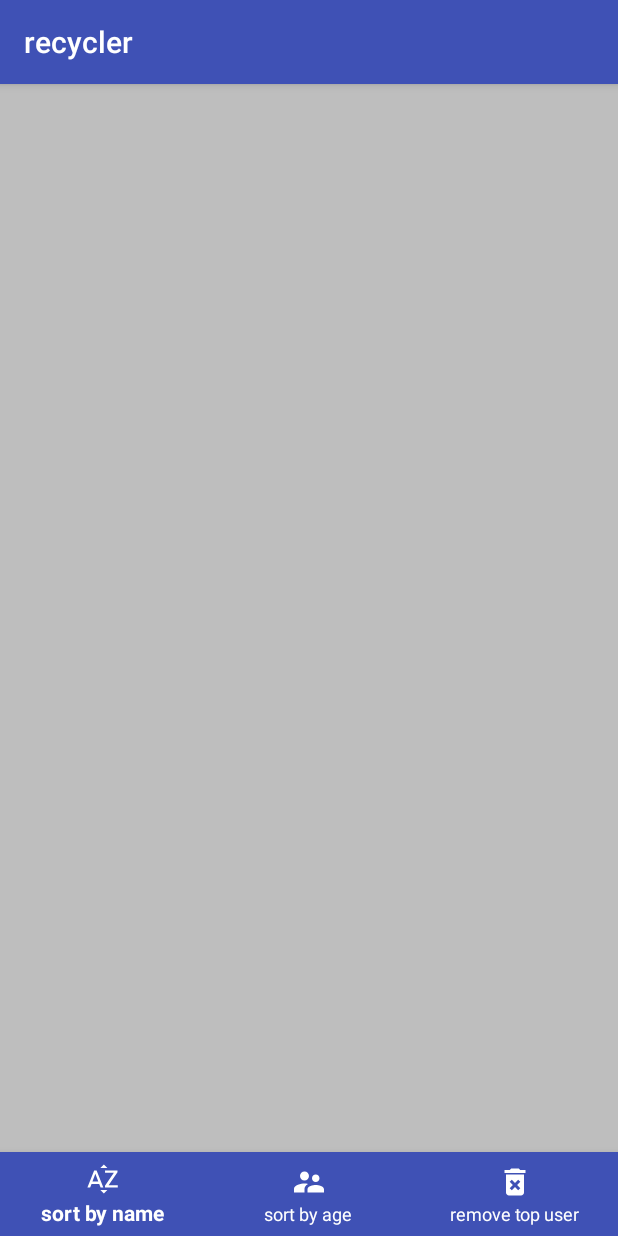
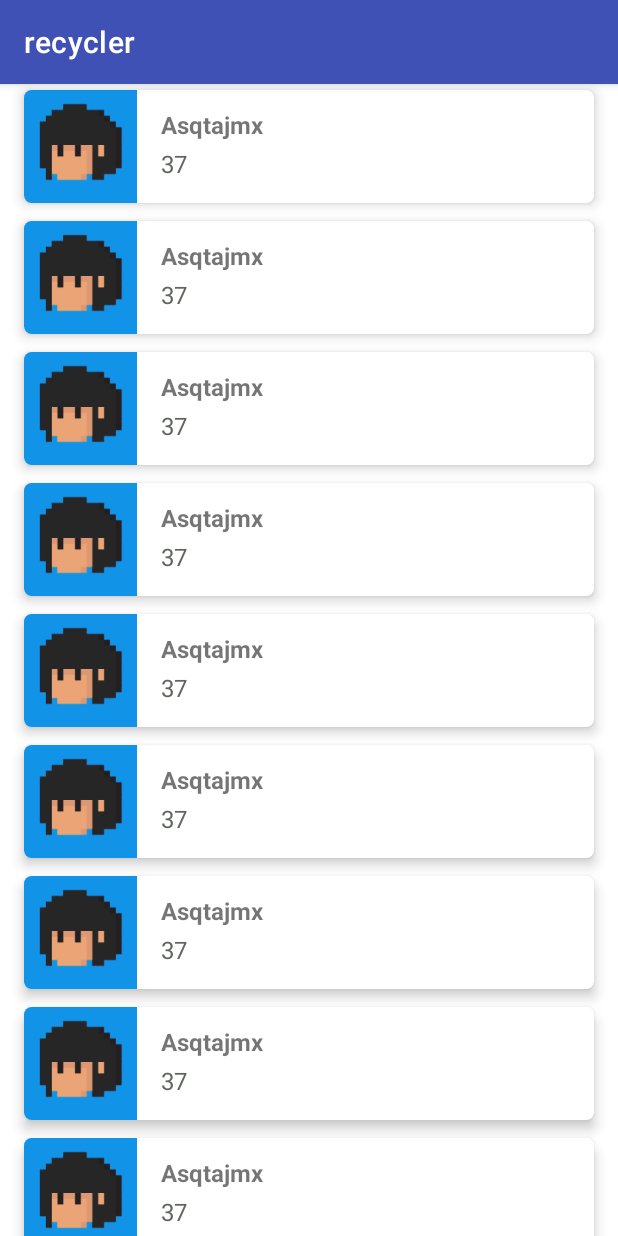
Before and after one commit to ziginsider/recyclerViewImplementation, an Android app: the screen it shows after launch (MainActivity), on a phone screen of 412 x 824 dp. Run offline under Robolectric (Android 15) with nearby library versions, the phone set to English and light mode, and no system bars.

Commit message:
Add UserAdapter and UserViewHolder, temporary remove BottomNavigationView

```diff
--- a/app/src/main/java/io/ziginsider/github/MainActivity.kt
+++ b/app/src/main/java/io/ziginsider/github/MainActivity.kt
@@ -1,9 +1,15 @@
 package io.ziginsider.github
 
+import android.os.Bundle
 import androidx.appcompat.app.AppCompatActivity
-import android.os.Bundle
+import androidx.recyclerview.widget.LinearLayoutManager
+import io.ziginsider.github.adapter.UserAdapter
 import io.ziginsider.github.databinding.ActivityMainBinding
+import io.ziginsider.github.stub.DataProvider
 
+/**
+ * Represents screen with list of [User]s.
+ */
 class MainActivity : AppCompatActivity() {
 
     private lateinit var binding: ActivityMainBinding
@@ -12,10 +18,15 @@ class MainActivity : AppCompatActivity() {
         super.onCreate(savedInstanceState)
         binding = ActivityMainBinding.inflate(layoutInflater)
         val view = binding.root
-        setContentView(R.layout.activity_main)
+        setContentView(view)
+
+        val users = DataProvider().data
+        val userAdapter = UserAdapter(users)
 
         binding.listOfUsers.apply {
-
+            setHasFixedSize(true)
+            layoutManager = LinearLayoutManager(context)
+            adapter = userAdapter
         }
     }
 }
--- /dev/null
+++ b/app/src/main/java/io/ziginsider/github/adapter/UserAdapter.kt
@@ -0,0 +1,27 @@
+package io.ziginsider.github.adapter
+
+import android.view.LayoutInflater
+import android.view.ViewGroup
+import androidx.recyclerview.widget.RecyclerView
+import io.ziginsider.github.databinding.UserItemBinding
+import io.ziginsider.github.model.User
+
+/**
+ * RecyclerView adapter for list of [User]s.
+ */
+class UserAdapter(private val users: List<User>) : RecyclerView.Adapter<UserViewHolder>() {
+
+    override fun onCreateViewHolder(parent: ViewGroup, viewType: Int): UserViewHolder {
+        val layoutInflater = LayoutInflater.from(parent.context)
+        val binding = UserItemBinding.inflate(layoutInflater, parent, false)
+        return UserViewHolder(binding)
+    }
+
+    override fun onBindViewHolder(holder: UserViewHolder, position: Int) {
+        holder.bind(users[position])
+    }
+
+    override fun getItemCount(): Int {
+        return users.size
+    }
+}
--- /dev/null
+++ b/app/src/main/java/io/ziginsider/github/adapter/UserViewHolder.kt
@@ -0,0 +1,39 @@
+package io.ziginsider.github.adapter
+
+import androidx.recyclerview.widget.RecyclerView
+import io.ziginsider.github.R
+import io.ziginsider.github.databinding.UserItemBinding
+import io.ziginsider.github.model.User
+
+/**
+ * RecyclerView ViewHolder for [User].
+ */
+class UserViewHolder(private val userItemBinding: UserItemBinding) :
+    RecyclerView.ViewHolder(userItemBinding.root) {
+
+    fun bind(user: User) {
+        userItemBinding.apply {
+            userName.text = user.name
+            userAge.text = user.age.toString()
+            userPhoto.setImageResource(getUserResId(user.age))
+        }
+    }
+
+    private fun getUserResId(age: Int): Int {
+        return when (age) {
+            in 0..7 -> R.drawable.user12
+            in 8..15 -> R.drawable.user9
+            in 16..23 -> R.drawable.user11
+            in 24..30 -> R.drawable.user3
+            in 31..39 -> R.drawable.user7
+            in 40..50 -> R.drawable.user8
+            in 51..58 -> R.drawable.user4
+            in 59..67 -> R.drawable.user1
+            in 68..76 -> R.drawable.user6
+            in 77..85 -> R.drawable.user2
+            in 85..92 -> R.drawable.user10
+            in 93..100 -> R.drawable.user5
+            else -> R.drawable.user1
+        }
+    }
+}
--- a/app/src/main/res/drawable/ic_remove_user.xml
+++ /dev/null
@@ -1,9 +0,0 @@
-<vector xmlns:android="http://schemas.android.com/apk/res/android"
-        android:width="24dp"
-        android:height="24dp"
-        android:viewportWidth="24.0"
-        android:viewportHeight="24.0">
-    <path
-        android:fillColor="@color/gray_light"
-        android:pathData="M6,19c0,1.1 0.9,2 2,2h8c1.1,0 2,-0.9 2,-2L18,7L6,7v12zM8.46,11.88l1.41,-1.41L12,12.59l2.12,-2.12 1.41,1.41L13.41,14l2.12,2.12 -1.41,1.41L12,15.41l-2.12,2.12 -1.41,-1.41L10.59,14l-2.13,-2.12zM15.5,4l-1,-1h-5l-1,1L5,4v2h14L19,4z"/>
-</vector>
--- a/app/src/main/res/drawable/ic_sort_by_age.xml
+++ /dev/null
@@ -1,9 +0,0 @@
-<vector xmlns:android="http://schemas.android.com/apk/res/android"
-        android:width="24dp"
-        android:height="24dp"
-        android:viewportWidth="24.0"
-        android:viewportHeight="24.0">
-    <path
-        android:fillColor="@color/gray_light"
-        android:pathData="M16.5,12c1.38,0 2.49,-1.12 2.49,-2.5S17.88,7 16.5,7C15.12,7 14,8.12 14,9.5s1.12,2.5 2.5,2.5zM9,11c1.66,0 2.99,-1.34 2.99,-3S10.66,5 9,5C7.34,5 6,6.34 6,8s1.34,3 3,3zM16.5,14c-1.83,0 -5.5,0.92 -5.5,2.75L11,19h11v-2.25c0,-1.83 -3.67,-2.75 -5.5,-2.75zM9,13c-2.33,0 -7,1.17 -7,3.5L2,19h7v-2.25c0,-0.85 0.33,-2.34 2.37,-3.47C10.5,13.1 9.66,13 9,13z"/>
-</vector>
--- a/app/src/main/res/drawable/ic_sort_by_name.xml
+++ /dev/null
@@ -1,9 +0,0 @@
-<vector xmlns:android="http://schemas.android.com/apk/res/android"
-        android:width="24dp"
-        android:height="24dp"
-        android:viewportWidth="24.0"
-        android:viewportHeight="24.0">
-    <path
-        android:fillColor="@color/gray_light"
-        android:pathData="M14.94,4.66h-4.72l2.36,-2.36zM10.25,19.37h4.66l-2.33,2.33zM6.1,6.27L1.6,17.73h1.84l0.92,-2.45h5.11l0.92,2.45h1.84L7.74,6.27L6.1,6.27zM4.97,13.64l1.94,-5.18 1.94,5.18L4.97,13.64zM15.73,16.14h6.12v1.59h-8.53v-1.29l5.92,-8.56h-5.88v-1.6h8.3v1.26l-5.93,8.6z"/>
-</vector>
--- a/app/src/main/res/drawable/nav_item_control_state.xml
+++ /dev/null
@@ -1,5 +0,0 @@
-<?xml version="1.0" encoding="utf-8"?>
-<selector xmlns:android="http://schemas.android.com/apk/res/android">
-    <item android:color="@android:color/white" android:state_enabled="true" />
-    <item android:color="@color/colorPrimaryDark" android:state_enabled="false" />
-</selector>
--- a/app/src/main/res/layout/activity_main.xml
+++ b/app/src/main/res/layout/activity_main.xml
@@ -4,26 +4,17 @@
     xmlns:tools="http://schemas.android.com/tools"
     android:layout_width="match_parent"
     android:layout_height="match_parent"
-    android:background="@android:color/secondary_text_dark_nodisable"
     tools:context=".MainActivity">
 
     <androidx.recyclerview.widget.RecyclerView
         android:id="@+id/list_of_users"
-        android:layout_width="match_parent"
+        android:layout_width="0dp"
         android:layout_height="0dp"
+        app:layout_constraintBottom_toBottomOf="parent"
+        app:layout_constraintEnd_toEndOf="parent"
         app:layout_constraintStart_toStartOf="parent"
         app:layout_constraintTop_toTopOf="parent"
         tools:itemCount="10"
         tools:listitem="@layout/user_item" />
 
-    <com.google.android.material.bottomnavigation.BottomNavigationView
-        android:id="@+id/bottom_navigation_view"
-        android:layout_width="match_parent"
-        android:layout_height="wrap_content"
-        app:itemBackground="@color/colorPrimary"
-        app:itemIconTint="@drawable/nav_item_control_state"
-        app:itemTextColor="@drawable/nav_item_control_state"
-        app:layout_constraintBottom_toBottomOf="parent"
-        app:menu="@menu/bottom_navigation_menu" />
-
 </androidx.constraintlayout.widget.ConstraintLayout>
--- a/app/src/main/res/layout/user_item.xml
+++ b/app/src/main/res/layout/user_item.xml
@@ -1,5 +1,6 @@
 <?xml version="1.0" encoding="utf-8"?>
-<com.google.android.material.card.MaterialCardView xmlns:android="http://schemas.android.com/apk/res/android"
+<com.google.android.material.card.MaterialCardView
+    xmlns:android="http://schemas.android.com/apk/res/android"
     xmlns:app="http://schemas.android.com/apk/res-auto"
     xmlns:tools="http://schemas.android.com/tools"
     android:layout_width="match_parent"
--- a/app/src/main/res/menu/bottom_navigation_menu.xml
+++ /dev/null
@@ -1,26 +0,0 @@
-<?xml version="1.0" encoding="utf-8"?>
-<menu xmlns:android="http://schemas.android.com/apk/res/android"
-    xmlns:app="http://schemas.android.com/apk/res-auto">
-
-    <item
-        android:id="@+id/sortName"
-        android:enabled="true"
-        android:icon="@drawable/ic_sort_by_name"
-        android:title="@string/sort_by_name"
-        app:showAsAction="ifRoom" />
-
-    <item
-        android:id="@+id/sortAge"
-        android:enabled="true"
-        android:icon="@drawable/ic_sort_by_age"
-        android:title="@string/sort_by_age"
-        app:showAsAction="ifRoom" />
-
-    <item
-        android:id="@+id/randomUsers"
-        android:enabled="true"
-        android:icon="@drawable/ic_remove_user"
-        android:title="@string/remove_top_user"
-        app:showAsAction="ifRoom" />
-
-</menu>
--- a/app/src/main/res/values/styles.xml
+++ b/app/src/main/res/values/styles.xml
@@ -1,7 +1,7 @@
 <resources>
 
     <!-- Base application theme. -->
-    <style name="AppTheme" parent="Theme.AppCompat.Light.DarkActionBar">
+    <style name="AppTheme" parent="Theme.MaterialComponents.Light.DarkActionBar">
         <!-- Customize your theme here. -->
         <item name="colorPrimary">@color/colorPrimary</item>
         <item name="colorPrimaryDark">@color/colorPrimaryDark</item>
```
Also changed, not shown: app/src/main/java/io/ziginsider/github/model/User.kt (line endings or trailing spaces).
